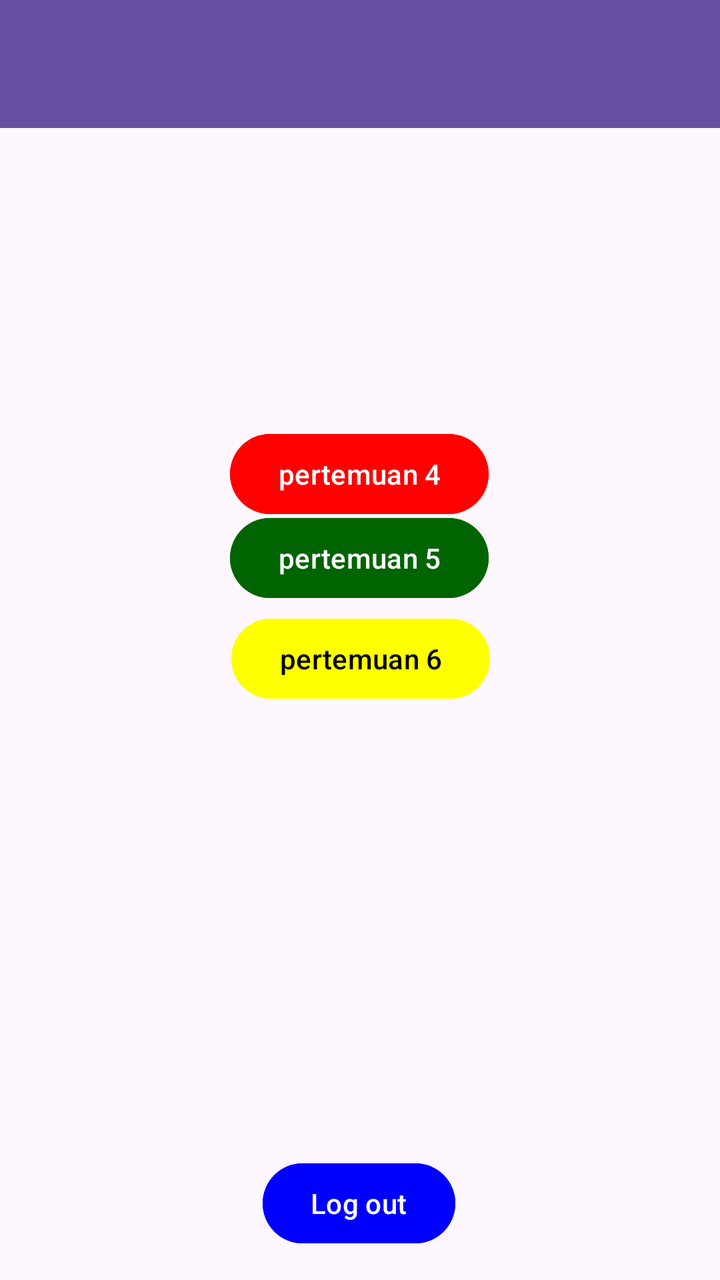
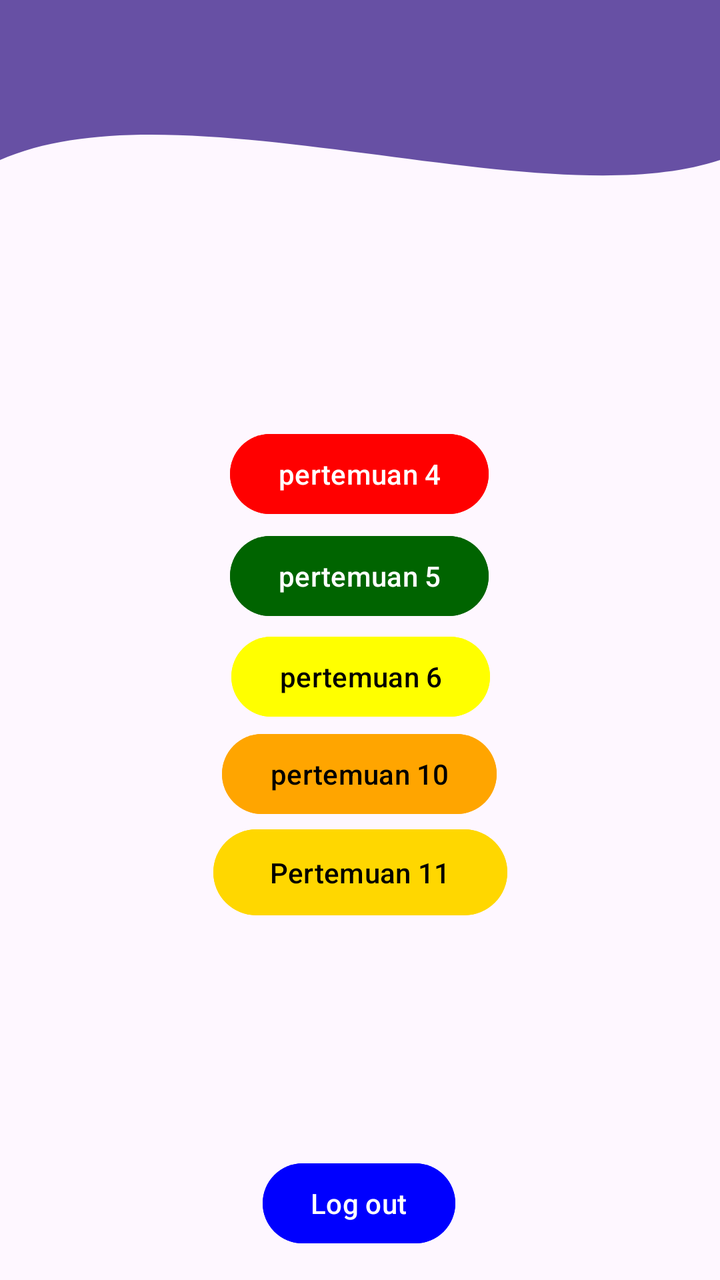

The first picture is an Android layout as it rendered before a commit; the second is the same layout after the commit. The layout source and the unified diff follow.
<!-- AndroidManifest.xml: application theme Theme.Merkuriusendy -->
<!-- res/layout/fragment_home.xml -->
<?xml version="1.0" encoding="utf-8"?>
<androidx.constraintlayout.widget.ConstraintLayout xmlns:android="http://schemas.android.com/apk/res/android"
    xmlns:tools="http://schemas.android.com/tools"
    android:layout_width="match_parent"
    android:layout_height="match_parent"
    xmlns:app="http://schemas.android.com/apk/res-auto"
    tools:context=".Home.HomeFragment">

    <androidx.appcompat.widget.Toolbar
        android:id="@+id/toolbar"
        android:layout_width="match_parent"
        android:layout_height="?attr/actionBarSize"
        android:background="?attr/colorPrimary"
        app:layout_constraintEnd_toEndOf="parent"
        app:layout_constraintStart_toStartOf="parent"
        app:layout_constraintTop_toTopOf="parent"
        app:subtitleTextColor="@android:color/white"
        app:titleTextColor="@android:color/white"
        app:layout_scrollFlags="scroll|enterAlways"/>

    <Button
        android:id="@+id/btnToFourth"
        android:layout_width="wrap_content"
        android:layout_height="wrap_content"
        android:backgroundTint="#FF0000"
        android:text="pertemuan 4"
        app:layout_constraintBottom_toBottomOf="parent"
        app:layout_constraintEnd_toEndOf="parent"
        app:layout_constraintHorizontal_bias="0.498"
        app:layout_constraintStart_toStartOf="parent"
        app:layout_constraintTop_toTopOf="parent"
        app:layout_constraintVertical_bias="0.36" />

    <Button
        android:id="@+id/btnToFifth"
        android:layout_width="wrap_content"
        android:layout_height="wrap_content"
        android:backgroundTint="#006400"
        android:text="pertemuan 5"
        app:layout_constraintBottom_toBottomOf="parent"
        app:layout_constraintEnd_toEndOf="parent"
        app:layout_constraintHorizontal_bias="0.498"
        app:layout_constraintStart_toStartOf="parent"
        app:layout_constraintTop_toTopOf="parent"
        app:layout_constraintVertical_bias="0.431" />

    <Button
        android:id="@+id/btnToSixth"
        android:layout_width="wrap_content"
        android:layout_height="wrap_content"
        android:backgroundTint="#FFFF00"
        android:text="pertemuan 6"
        android:textColor="@color/black"
        app:layout_constraintBottom_toBottomOf="parent"
        app:layout_constraintEnd_toEndOf="parent"
        app:layout_constraintHorizontal_bias="0.501"
        app:layout_constraintStart_toStartOf="parent"
        app:layout_constraintTop_toTopOf="parent"
        app:layout_constraintVertical_bias="0.516" />

    <Button
        android:id="@+id/btnLogout"
        android:layout_width="wrap_content"
        android:layout_height="wrap_content"
        android:backgroundTint="#0000FF"
        android:text="Log out"
        app:layout_constraintBottom_toBottomOf="parent"
        app:layout_constraintEnd_toEndOf="parent"
        app:layout_constraintHorizontal_bias="0.498"
        app:layout_constraintStart_toStartOf="parent"
        app:layout_constraintTop_toTopOf="parent"
        app:layout_constraintVertical_bias="0.976" />

</androidx.constraintlayout.widget.ConstraintLayout>
<!-- resources referenced by this layout -->
<resources>
  <color name="black">#FF000000</color>
  <style name="Theme.Merkuriusendy" parent="Base.Theme.Merkuriusendy" />
  <style name="Base.Theme.Merkuriusendy" parent="Theme.Material3.DayNight.NoActionBar">
          
          
      </style>
</resources>

<!-- the commit's change to res/layout/fragment_home.xml (unified diff, before → after) -->
@@ -5,6 +5,15 @@
     android:layout_height="match_parent"
     xmlns:app="http://schemas.android.com/apk/res-auto"
     tools:context=".Home.HomeFragment">
+
+    <View
+        android:id="@+id/background_header"
+        android:layout_width="0dp"
+        android:layout_height="200dp"
+        android:background="@drawable/bg_header_wave"
+        app:layout_constraintStart_toStartOf="parent"
+        app:layout_constraintEnd_toEndOf="parent"
+        app:layout_constraintTop_toTopOf="parent"/>
 
     <androidx.appcompat.widget.Toolbar
         android:id="@+id/toolbar"
@@ -17,6 +26,8 @@
         app:subtitleTextColor="@android:color/white"
         app:titleTextColor="@android:color/white"
         app:layout_scrollFlags="scroll|enterAlways"/>
+
+
 
     <Button
         android:id="@+id/btnToFourth"
@@ -42,7 +53,7 @@
         app:layout_constraintHorizontal_bias="0.498"
         app:layout_constraintStart_toStartOf="parent"
         app:layout_constraintTop_toTopOf="parent"
-        app:layout_constraintVertical_bias="0.431" />
+        app:layout_constraintVertical_bias="0.446" />
 
     <Button
         android:id="@+id/btnToSixth"
@@ -56,7 +67,21 @@
         app:layout_constraintHorizontal_bias="0.501"
         app:layout_constraintStart_toStartOf="parent"
         app:layout_constraintTop_toTopOf="parent"
-        app:layout_constraintVertical_bias="0.516" />
+        app:layout_constraintVertical_bias="0.531" />
+
+    <Button
+        android:id="@+id/btnToTenth"
+        android:layout_width="wrap_content"
+        android:layout_height="wrap_content"
+        android:backgroundTint="#FFA500"
+        android:text="pertemuan 10"
+        android:textColor="@color/black"
+        app:layout_constraintBottom_toBottomOf="parent"
+        app:layout_constraintEnd_toEndOf="parent"
+        app:layout_constraintHorizontal_bias="0.498"
+        app:layout_constraintStart_toStartOf="parent"
+        app:layout_constraintTop_toTopOf="parent"
+        app:layout_constraintVertical_bias="0.613" />
 
     <Button
         android:id="@+id/btnLogout"
@@ -71,4 +96,18 @@
         app:layout_constraintTop_toTopOf="parent"
         app:layout_constraintVertical_bias="0.976" />
 
+    <Button
+        android:id="@+id/btnToEleventh"
+        android:layout_width="147dp"
+        android:layout_height="51dp"
+        android:text="Pertemuan 11"
+        android:textColor="@color/black"
+        android:backgroundTint="#FFD700"
+        app:layout_constraintBottom_toBottomOf="parent"
+        app:layout_constraintEnd_toEndOf="parent"
+        app:layout_constraintStart_toStartOf="parent"
+        app:layout_constraintTop_toTopOf="parent"
+        app:layout_constraintVertical_bias="0.697" />
+
+
 </androidx.constraintlayout.widget.ConstraintLayout>
<!-- resource entries referenced after the edit -->
@@ -1,6 +1,28 @@
 <!-- resources referenced by this layout -->
 <resources>
   <color name="black">#FF000000</color>
+  <!-- drawable bg_header_wave (drawable) -->
+  <?xml version="1.0" encoding="utf-8"?>
+  <vector xmlns:android="http://schemas.android.com/apk/res/android"
+      android:width="100dp"
+      android:height="100dp"
+      android:viewportWidth="100"
+      android:viewportHeight="100">
+  
+      <path
+          android:fillColor="?attr/colorPrimary"
+          android:pathData="
+              M0,0
+              L100,0
+              L100,40
+              C 75,55
+                25,20
+                0,40
+              Z" />
+  
+  
+  
+  </vector>
   <style name="Theme.Merkuriusendy" parent="Base.Theme.Merkuriusendy" />
   <style name="Base.Theme.Merkuriusendy" parent="Theme.Material3.DayNight.NoActionBar">
           
